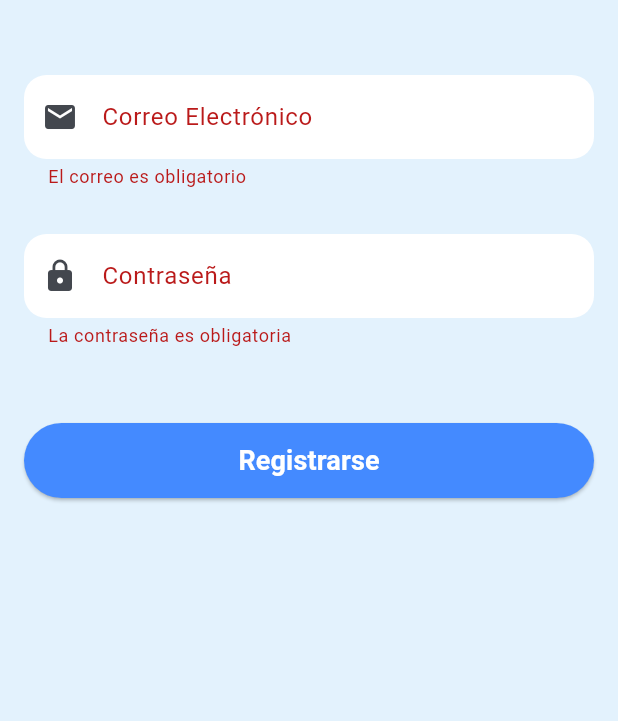
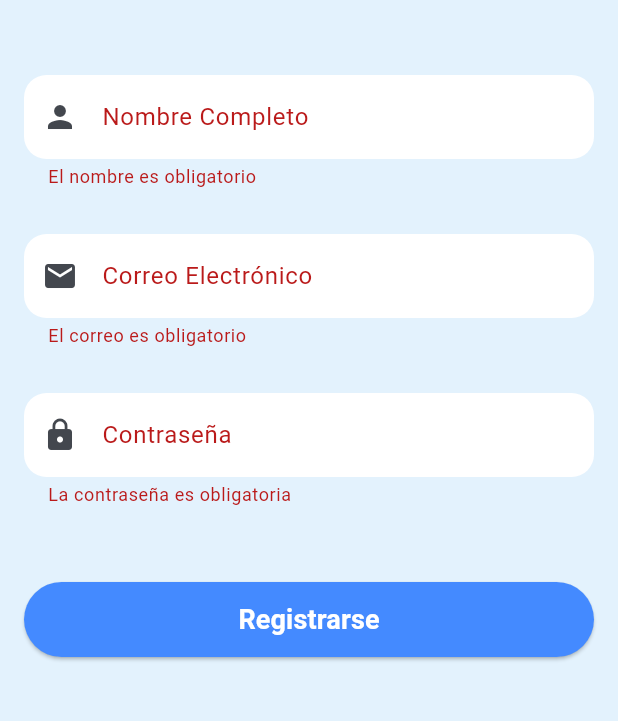
Before and after one commit to MarcosC135/CalmSpace, a Flutter app: the screen it shows after launch, after a tap on "Registrarse", on a phone screen of 412 x 824 dp, the part 219-940 px from its top. Run offline on Flutter 3.47's test engine with Material 3 defaults, Android fonts, the phone set to English and light mode, and no system bars; our stand-ins replace cloud_firestore, firebase_auth, firebase_core; accounts and stored records are empty.

Commit message:
feat: añadir campo de nombre completo al registro

```diff
--- a/lib/screens/register_screen.dart
+++ b/lib/screens/register_screen.dart
@@ -11,6 +11,7 @@ class RegisterScreen extends StatefulWidget {
 
 class _RegisterScreenState extends State<RegisterScreen> {
   final _formKey = GlobalKey<FormState>();
+  final TextEditingController _nameController = TextEditingController();
   final TextEditingController _emailController = TextEditingController();
   final TextEditingController _passwordController = TextEditingController();
 
@@ -32,8 +33,12 @@ class _RegisterScreenState extends State<RegisterScreen> {
           password: _passwordController.text.trim(),
         );
 
-        // Guardar el rol en Firestore
+        // Guardar nombre en Authentication
+        await userCredential.user!.updateDisplayName(_nameController.text.trim());
+
+        // Guardar el rol e información adicional en Firestore
         await FirebaseFirestore.instance.collection('users').doc(userCredential.user!.uid).set({
+          'name': _nameController.text.trim(),
           'email': userCredential.user!.email,
           'role': 'User',
           'createdAt': FieldValue.serverTimestamp(),
@@ -86,6 +91,7 @@ class _RegisterScreenState extends State<RegisterScreen> {
 
   @override
   void dispose() {
+    _nameController.dispose();
     _emailController.dispose();
     _passwordController.dispose();
     super.dispose();
@@ -111,6 +117,32 @@ class _RegisterScreenState extends State<RegisterScreen> {
                   style: TextStyle(fontSize: 24, fontWeight: FontWeight.bold),
                 ),
                 const SizedBox(height: 50),
+
+                // Campo de Nombre
+                TextFormField(
+                  controller: _nameController,
+                  textCapitalization: TextCapitalization.words,
+                  decoration: InputDecoration(
+                    labelText: 'Nombre Completo',
+                    border: OutlineInputBorder(
+                      borderRadius: BorderRadius.circular(15),
+                      borderSide: BorderSide.none,
+                    ),
+                    filled: true,
+                    fillColor: Colors.white,
+                    prefixIcon: const Icon(Icons.person),
+                  ),
+                  validator: (value) {
+                    if (value == null || value.trim().isEmpty) {
+                      return 'El nombre es obligatorio';
+                    }
+                    if (value.trim().length < 3) {
+                      return 'Ingresa un nombre válido';
+                    }
+                    return null;
+                  },
+                ),
+                const SizedBox(height: 30),
 
                 // Campo de Email
                 TextFormField(
```
